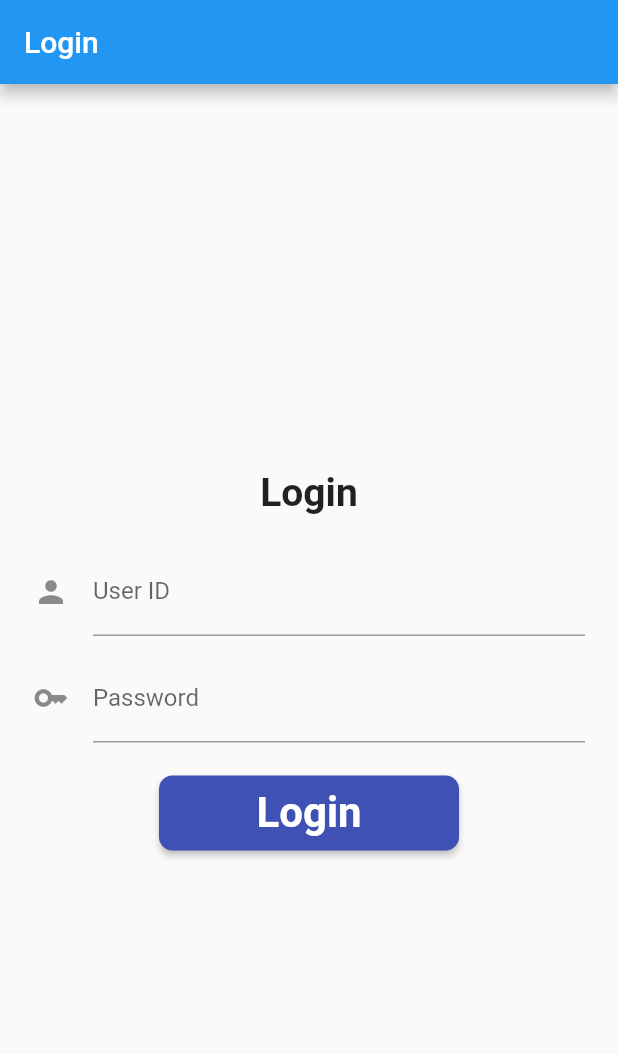
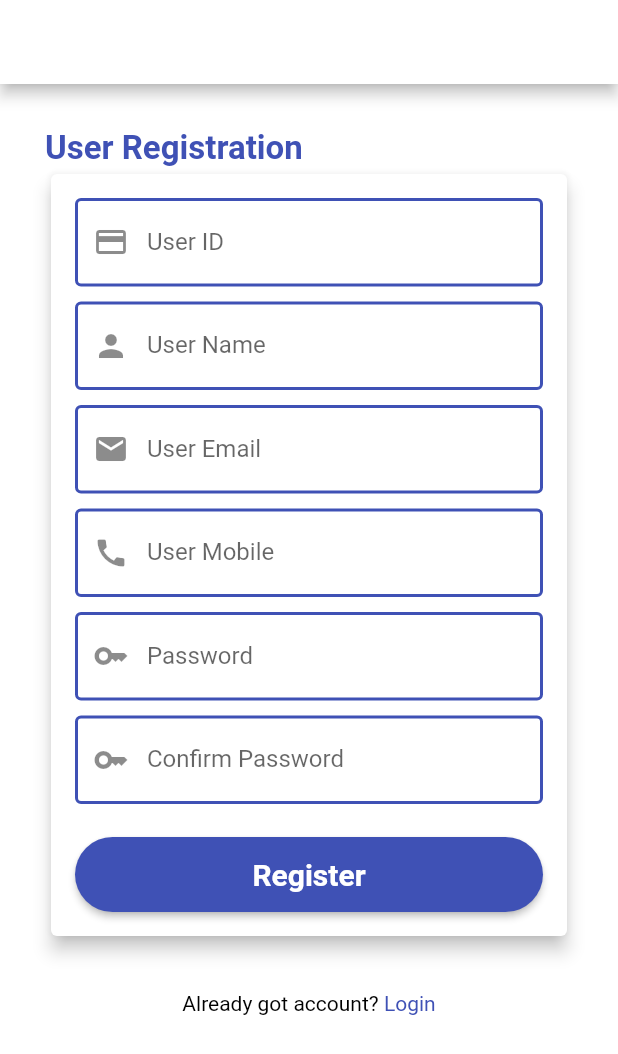
Before and after one commit to nbakh16/login_api_test, a Flutter app: the screen it shows after launch, on a phone screen of 412 x 824 dp. Shown: the top 1054 px of the screen. Run offline on Flutter 3.47's test engine with Material 2 defaults, Android fonts, the phone set to English and light mode, and no system bars; our stand-ins replace get, get_storage.

Commit message:
registration form screen

```diff
--- a/lib/main.dart
+++ b/lib/main.dart
@@ -1,6 +1,6 @@
 import 'package:flutter/material.dart';
 import 'package:get/get_navigation/src/root/get_material_app.dart';
-import 'package:login_test/view/login_screen.dart';
+import 'package:login_test/view/registration-form-screen.dart';
 
 
 void main() {
@@ -14,11 +14,12 @@ class MyApp extends StatelessWidget {
   @override
   Widget build(BuildContext context) {
     return GetMaterialApp(
+      debugShowCheckedModeBanner: false,
       title: 'Flutter Demo',
       theme: ThemeData(
         primarySwatch: Colors.blue,
       ),
-      home: const LoginScreen(),
+      home: RegistrationFormScreen(),
     );
   }
 }
--- a/lib/view/home_screen.dart
+++ b/lib/view/home_screen.dart
@@ -1,6 +1,7 @@
 import 'package:flutter/material.dart';
 import 'package:get/get.dart';
 import 'package:get/get_core/src/get_main.dart';
+import 'package:login_test/view/registration-form-screen.dart';
 
 import 'login_screen.dart';
 
@@ -18,7 +19,7 @@ class HomeScreen extends StatelessWidget {
             const Text("Home Page", style: (TextStyle(fontSize: 30, fontWeight: FontWeight.bold)),),
             ElevatedButton(
               onPressed: () {
-                Get.offAll(() => const LoginScreen());
+                Get.offAll(() => RegistrationFormScreen());
               },
               style: ElevatedButton.styleFrom(
                   elevation: 4,
--- a/lib/view/login_screen.dart
+++ b/lib/view/login_screen.dart
@@ -4,6 +4,7 @@ import 'package:get/get.dart';
 
 import 'package:flutter/material.dart';
 import 'package:http/http.dart' as http;
+import 'package:login_test/view/registration-form-screen.dart';
 
 import 'home_screen.dart';
 
@@ -16,6 +17,7 @@ class LoginScreen extends StatefulWidget {
 }
 
 class _LoginScreenState extends State<LoginScreen> {
+  final GlobalKey<FormState> _formKey = GlobalKey<FormState>();
   final baseUrl = "http://103.96.106.250:1065/";
 
   var userIdTxtController = TextEditingController();
@@ -42,6 +44,14 @@ class _LoginScreenState extends State<LoginScreen> {
                   hintText: "User ID",
                   labelText: "User ID",
                 ),
+                validator: (value){
+                  if(value!.isEmpty){
+                    return "empty";
+                  }
+                  else {
+                    return null;
+                  }
+                },
                 onSaved: (value){
 
                 },
@@ -92,12 +102,17 @@ class _LoginScreenState extends State<LoginScreen> {
           'password': passwordTxtController.text.toString()
         }));
 
-    print("response: ${response.statusCode}");
     if(response.statusCode == 200) {
-      Get.offAll(() => const HomeScreen());
+
+      if (!_formKey.currentState!.validate()) {
+        return;
+      }
+      // _formKey.currentState!.save();
+      Get.offAll(() => RegistrationFormScreen());
     }
     else {
-      throw const HttpException("ID or Password doesn't match");
+      print("response: ${response.statusCode}");
+      throw const HttpException("ERROR");
     }
   }
 
--- /dev/null
+++ b/lib/view/registration-form-screen.dart
@@ -0,0 +1,331 @@
+import 'package:flutter/material.dart';
+import 'package:get/get.dart';
+
+import 'home_screen.dart';
+import 'login_screen.dart';
+
+class RegistrationFormScreen extends StatelessWidget {
+  RegistrationFormScreen({Key? key}) : super(key: key);
+  final GlobalKey<FormState> _formKey = GlobalKey<FormState>();
+  void register() {
+    if (!_formKey.currentState!.validate()) {
+      return;
+    }
+    // _formKey.currentState!.save();
+    Get.offAll(() => const HomeScreen());
+  }
+
+  @override
+  Widget build(BuildContext context) {
+    return Scaffold(
+      appBar: AppBar(title: Text(""), backgroundColor: Colors.white,),
+      body: SafeArea(
+        child: SingleChildScrollView(
+          child: Container(
+            color: Colors.white,
+            padding: const EdgeInsets.all(30),
+            child: Column(
+              crossAxisAlignment: CrossAxisAlignment.start,
+              children: [
+                const Text("User Registration",
+                  style: TextStyle(fontSize: 22, fontWeight: FontWeight.bold, color: Colors.indigo),),
+                Column(
+                  children: [
+                    Card(
+                      elevation: 5,
+                      child: Padding(
+                        padding: const EdgeInsets.all(16.0),
+                        child: Form(
+                          key: _formKey,
+                          child: Column(
+                            crossAxisAlignment: CrossAxisAlignment.start,
+                            children: [
+                              TextFormField(
+                                decoration: const InputDecoration(
+                                  label: Text("User ID"),
+                                  prefixIcon: Icon(Icons.credit_card),
+                                  enabledBorder: OutlineInputBorder(
+                                      borderSide: BorderSide(
+                                        width: 2,
+                                        color: Colors.indigo,
+                                      )
+                                  ),
+                                  disabledBorder: OutlineInputBorder(
+                                      borderSide: BorderSide(
+                                        width: 2,
+                                        color: Colors.indigo,
+                                      )
+                                  ),
+                                  focusedBorder: OutlineInputBorder(
+                                      borderSide: BorderSide(
+                                        width: 2,
+                                        color: Colors.indigo,
+                                      )
+                                  ),
+                                  errorBorder: OutlineInputBorder(
+                                      borderSide: BorderSide(
+                                        width: 2,
+                                        color: Colors.red,
+                                      )
+                                  ),
+                                  focusedErrorBorder: OutlineInputBorder(
+                                      borderSide: BorderSide(
+                                        width: 2,
+                                        color: Colors.red,
+                                      )
+                                  ),
+                                ),
+                                // validator: validatorEmptyCheck,
+                              ),
+                              const SizedBox(height: 10,),
+                              TextFormField(
+                                decoration: const InputDecoration(
+                                  label: Text("User Name"),
+                                  prefixIcon: Icon(Icons.person),
+                                  enabledBorder: OutlineInputBorder(
+                                      borderSide: BorderSide(
+                                        width: 2,
+                                        color: Colors.indigo,
+                                      )
+                                  ),
+                                  disabledBorder: OutlineInputBorder(
+                                      borderSide: BorderSide(
+                                        width: 2,
+                                        color: Colors.indigo,
+                                      )
+                                  ),
+                                  focusedBorder: OutlineInputBorder(
+                                      borderSide: BorderSide(
+                                        width: 2,
+                                        color: Colors.indigo,
+                                      )
+                                  ),
+                                  errorBorder: OutlineInputBorder(
+                                      borderSide: BorderSide(
+                                        width: 2,
+                                        color: Colors.red,
+                                      )
+                                  ),
+                                  focusedErrorBorder: OutlineInputBorder(
+                                      borderSide: BorderSide(
+                                        width: 2,
+                                        color: Colors.red,
+                                      )
+                                  ),
+                                ),
+                              ),
+                              const SizedBox(height: 10,),
+                              TextFormField(
+                                decoration: const InputDecoration(
+                                  label: Text("User Email"),
+                                  prefixIcon: Icon(Icons.mail),
+                                  enabledBorder: OutlineInputBorder(
+                                      borderSide: BorderSide(
+                                        width: 2,
+                                        color: Colors.indigo,
+                                      )
+                                  ),
+                                  disabledBorder: OutlineInputBorder(
+                                      borderSide: BorderSide(
+                                        width: 2,
+                                        color: Colors.indigo,
+                                      )
+                                  ),
+                                  focusedBorder: OutlineInputBorder(
+                                      borderSide: BorderSide(
+                                        width: 2,
+                                        color: Colors.indigo,
+                                      )
+                                  ),
+                                  errorBorder: OutlineInputBorder(
+                                      borderSide: BorderSide(
+                                        width: 2,
+                                        color: Colors.red,
+                                      )
+                                  ),
+                                  focusedErrorBorder: OutlineInputBorder(
+                                      borderSide: BorderSide(
+                                        width: 2,
+                                        color: Colors.red,
+                                      )
+                                  ),
+                                ),
+                                keyboardType: TextInputType.emailAddress,
+                              ),
+                              const SizedBox(height: 10,),
+                              TextFormField(
+                                decoration: const InputDecoration(
+                                  label: Text("User Mobile"),
+                                  prefixIcon: Icon(Icons.call),
+                                  enabledBorder: OutlineInputBorder(
+                                      borderSide: BorderSide(
+                                        width: 2,
+                                        color: Colors.indigo,
+                                      )
+                                  ),
+                                  disabledBorder: OutlineInputBorder(
+                                      borderSide: BorderSide(
+                                        width: 2,
+                                        color: Colors.indigo,
+                                      )
+                                  ),
+                                  focusedBorder: OutlineInputBorder(
+                                      borderSide: BorderSide(
+                                        width: 2,
+                                        color: Colors.indigo,
+                                      )
+                                  ),
+                                  errorBorder: OutlineInputBorder(
+                                      borderSide: BorderSide(
+                                        width: 2,
+                                        color: Colors.red,
+                                      )
+                                  ),
+                                  focusedErrorBorder: OutlineInputBorder(
+                                      borderSide: BorderSide(
+                                        width: 2,
+                                        color: Colors.red,
+                                      )
+                                  ),
+                                ),
+                                keyboardType: TextInputType.number,
+                              ),
+                              const SizedBox(height: 10,),
+                              TextFormField(
+                                obscureText: true,
+                                decoration: const InputDecoration(
+                                  label: Text("Password"),
+                                  prefixIcon: Icon(Icons.key),
+                                  enabledBorder: OutlineInputBorder(
+                                      borderSide: BorderSide(
+                                        width: 2,
+                                        color: Colors.indigo,
+                                      )
+                                  ),
+                                  disabledBorder: OutlineInputBorder(
+                                      borderSide: BorderSide(
+                                        width: 2,
+                                        color: Colors.indigo,
+                                      )
+                                  ),
+                                  focusedBorder: OutlineInputBorder(
+                                      borderSide: BorderSide(
+                                        width: 2,
+                                        color: Colors.indigo,
+                                      )
+                                  ),
+                                  errorBorder: OutlineInputBorder(
+                                      borderSide: BorderSide(
+                                        width: 2,
+                                        color: Colors.red,
+                                      )
+                                  ),
+                                  focusedErrorBorder: OutlineInputBorder(
+                                      borderSide: BorderSide(
+                                        width: 2,
+                                        color: Colors.red,
+                                      )
+                                  ),
+                                ),
+                              ),
+                              const SizedBox(height: 10,),
+                              TextFormField(
+                                obscureText: true,
+                                decoration: const InputDecoration(
+                                  label: Text("Confirm Password"),
+                                  prefixIcon: Icon(Icons.key),
+                                  enabledBorder: OutlineInputBorder(
+                                      borderSide: BorderSide(
+                                        width: 2,
+                                        color: Colors.indigo,
+                                      )
+                                  ),
+                                  disabledBorder: OutlineInputBorder(
+                                      borderSide: BorderSide(
+                                        width: 2,
+                                        color: Colors.indigo,
+                                      )
+                                  ),
+                                  focusedBorder: OutlineInputBorder(
+                                      borderSide: BorderSide(
+                                        width: 2,
+                                        color: Colors.indigo,
+                                      )
+                                  ),
+                                  errorBorder: OutlineInputBorder(
+                                      borderSide: BorderSide(
+                                        width: 2,
+                                        color: Colors.red,
+                                      )
+                                  ),
+                                  focusedErrorBorder: OutlineInputBorder(
+                                      borderSide: BorderSide(
+                                        width: 2,
+                                        color: Colors.red,
+                                      )
+                                  ),
+                                ),
+                              ),
+                              const SizedBox(height: 22,),
+                              SizedBox(
+                                width: double.infinity,
+                                child: ElevatedButton(
+                                  onPressed: () {
+                                    register();
+                                  },
+                                  style: ElevatedButton.styleFrom(
+                                      minimumSize: const Size(200, 50),
+                                      shape: RoundedRectangleBorder(borderRadius: BorderRadius.circular(26)),
+                                      textStyle: const TextStyle(fontWeight: FontWeight.bold, fontSize: 20),
+                                      backgroundColor: Colors.indigo,
+                                      foregroundColor: Colors.white
+                                  ),
+                                  child: const Text("Register"),
+                                ),
+                              ),
+                            ],
+                          ),
+                        ),
+                      ),
+                    ),
+                    const SizedBox(height: 33,),
+                    Center(
+                      child: GestureDetector(
+                          onTap: (){
+                            Get.offAll(() => const LoginScreen());
+                          },
+                          child: RichText(
+                              text: const TextSpan(
+                                  style: TextStyle(fontSize: 14, color: Colors.black),
+                                  children: <TextSpan>[
+                                    TextSpan(text: "Already got account? "),
+                                    TextSpan(
+                                        text: "Login",
+                                        style: TextStyle(color: Colors.indigo)
+                                    )
+                                  ]
+                              )
+                          )
+                      ),
+                    )
+                  ]
+                )
+
+              ],
+            ),
+          ),
+
+        ),
+      ),
+    );
+  }
+
+  String? validatorEmptyCheck(value){
+    if(value!.isEmpty){
+      return "This field is required!";
+    }
+    else {
+      return null;
+    }
+  }
+}
```
